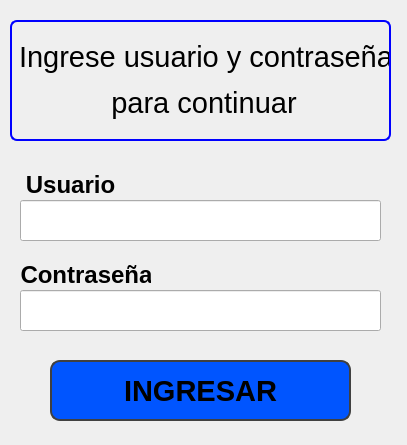
molautaro/interfazAGV, file login.ui: the form before one commit.
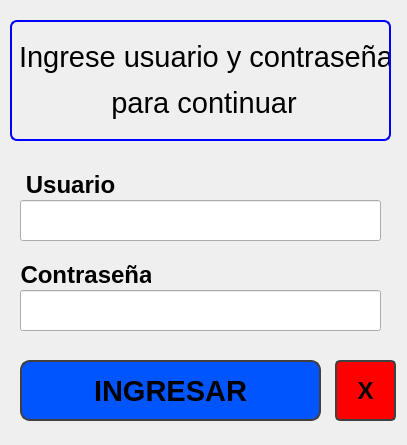
The form after the commit.

Commit message: Pantalla de login tiene boton para salir y se cierra automaticamente cuando ingresa el usuario correctamente

```diff
--- a/login.ui
+++ b/login.ui
@@ -96,7 +96,7 @@
   <widget class="QPushButton" name="botonLOGIN">
    <property name="geometry">
     <rect>
-     <x>50</x>
+     <x>20</x>
      <y>360</y>
      <width>301</width>
      <height>61</height>
@@ -154,6 +154,42 @@
     <set>Qt::AlignCenter</set>
    </property>
   </widget>
+  <widget class="QPushButton" name="BotonSalirEst">
+   <property name="geometry">
+    <rect>
+     <x>335</x>
+     <y>360</y>
+     <width>61</width>
+     <height>61</height>
+    </rect>
+   </property>
+   <property name="font">
+    <font>
+     <pointsize>18</pointsize>
+     <bold>true</bold>
+    </font>
+   </property>
+   <property name="styleSheet">
+    <string notr="true">QPushButton {
+		
+	
+	
+	background-color: rgb(255, 0, 0);
+	   color: rgb(0, 0, 0);   
+       border: 2px solid rgb(64, 64, 64);
+       border-radius: 5px;
+    }
+
+    QPushButton:pressed {
+	color: rgb(255, 255, 255);
+	
+	background-color: rgb(122, 0, 0);
+    }</string>
+   </property>
+   <property name="text">
+    <string>X</string>
+   </property>
+  </widget>
  </widget>
  <resources/>
  <connections/>
```
The commit also changes 4 other files.
